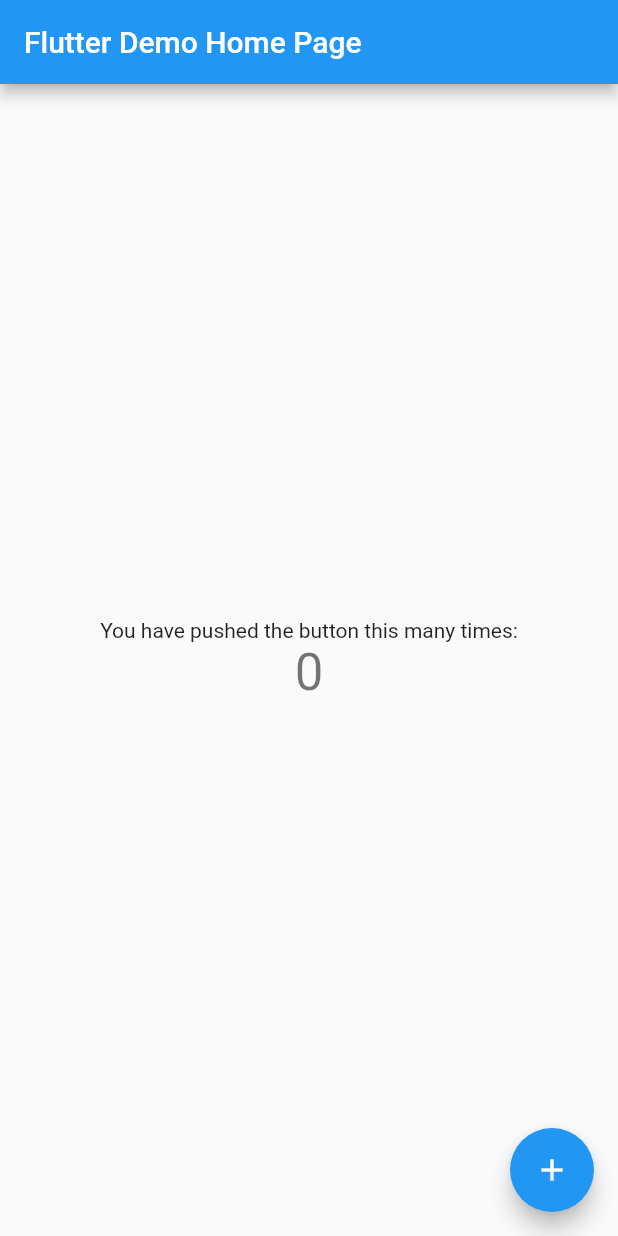
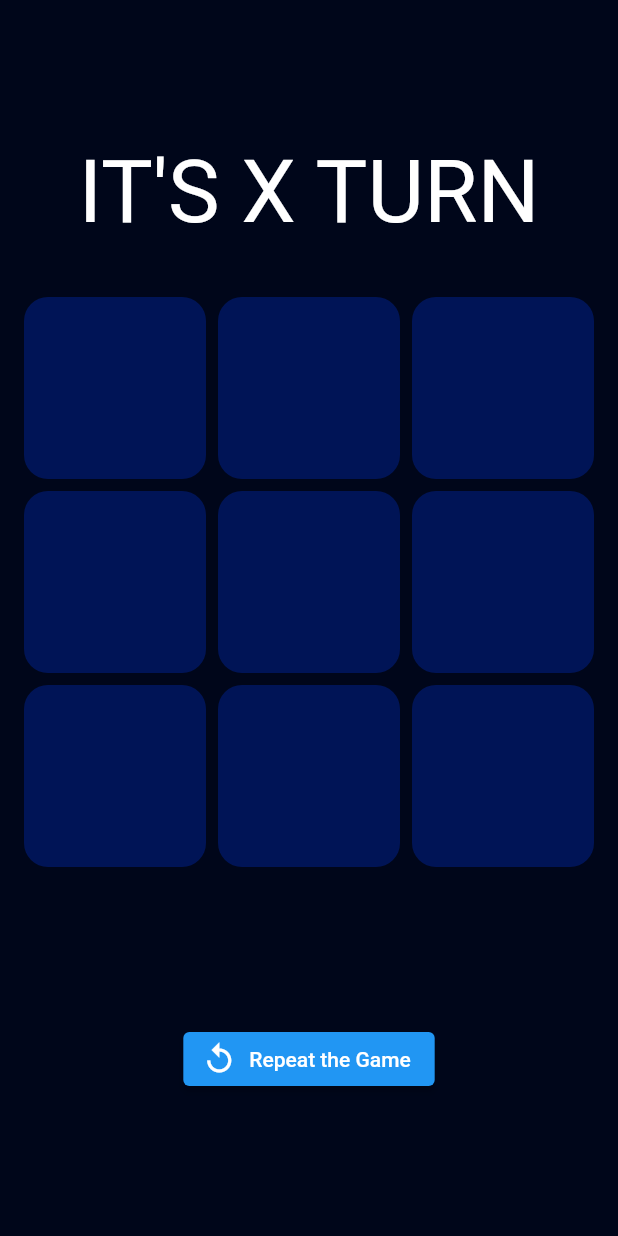
Before and after one commit to sanika30chandode/TicTacToe, a Flutter app: the screen it shows after launch, on a phone screen of 412 x 824 dp. Run offline on Flutter 3.47's test engine with Material 2 defaults, Android fonts, the phone set to English and light mode, and no system bars.

Commit message:
app updated

```diff
--- a/tic_tac_toe/lib/main.dart
+++ b/tic_tac_toe/lib/main.dart
@@ -1,4 +1,6 @@
 import 'package:flutter/material.dart';
+import 'package:tic_tac_toe/ui/theme/color.dart';
+import 'package:tic_tac_toe/utils/gamelogic.dart';
 
 void main() {
   runApp(const MyApp());
@@ -11,57 +13,152 @@ class MyApp extends StatelessWidget {
   @override
   Widget build(BuildContext context) {
     return MaterialApp(
-      title: 'Flutter Demo',
-      theme: ThemeData(
-        primarySwatch: Colors.blue,
-      ),
-      home: const MyHomePage(title: 'Flutter Demo Home Page'),
+      home: GameScreen(),
     );
   }
 }
 
-class MyHomePage extends StatefulWidget {
-  const MyHomePage({Key? key, required this.title}) : super(key: key);
-  final String title;
+class GameScreen extends StatefulWidget {
+  const GameScreen({Key? key}) : super(key: key);
 
   @override
-  State<MyHomePage> createState() => _MyHomePageState();
+  State<GameScreen> createState() => _GameScreenState();
 }
 
-class _MyHomePageState extends State<MyHomePage> {
-  int _counter = 0;
+class _GameScreenState extends State<GameScreen> {
+  //adding the necessary variables
+  String lastValue = "X";
+  bool gameOver = false;
+  int turn = 0; // the number of turn
+  String result = "";
+  List<int> scoreboard = [0, 0, 0, 0, 0, 0, 0, 0];
+  // the score are for the different combination of the game[row 1,2,3, Col 1, 2,3, Diagonal 1, 2]
 
-  void _incrementCounter() {
-    setState(() {
-      _counter++;
-    });
+  //let's declare a new Game components
+  Game game = Game();
+
+  //let's initiate the GameBoard
+  @override
+  void initState() {
+    //TODO: implement initState
+    super.initState();
+    game.board = Game.initGameBoard();
+    print(game.board);
   }
 
   @override
   Widget build(BuildContext context) {
+    double boardWidth = MediaQuery.of(context).size.width;
     return Scaffold(
-      appBar: AppBar(
-        title: Text(widget.title),
-      ),
-      body: Center(
-        child: Column(
+        //the first step is organise our project folder structure
+        backgroundColor: MainColor.primaryColor,
+        body: Column(
           mainAxisAlignment: MainAxisAlignment.center,
-          children: <Widget>[
-            const Text(
-              'You have pushed the button this many times:',
+          crossAxisAlignment: CrossAxisAlignment.center,
+          children: [
+            Text(
+              "It's $lastValue Turn".toUpperCase(),
+              style: TextStyle(
+                color: Colors.white,
+                fontSize: 58,
+              ),
+            ),
+            SizedBox(
+              height: 20.0,
+            ),
+            // now we will make the game board
+            // but first we will create a Game class that will contain all the data and method that we will be going to need
+            Container(
+              width: boardWidth,
+              height: boardWidth,
+              child: GridView.count(
+                crossAxisCount: Game.boardlength ~/
+                    3, // the ~/ operator alllows you to integer and return and int as a result
+                padding: EdgeInsets.all(16.0),
+                mainAxisSpacing: 8.0,
+                crossAxisSpacing: 8.0,
+                children: List.generate(Game.boardlength, (index) {
+                  return InkWell(
+                    onTap: gameOver
+                        ? null
+                        : () {
+                            //when we click we need to add new value to the board and refresh the screen
+                            //1
+                            //2
+                            //3
+                            //3 now let's create a button to repeat the game
+                            // 2 now we need to apply the the click only if the field is empty
+
+                            //1 we also need to toggle the player
+
+                            if (game.board![index] == "") {
+                              setState(() {
+                                game.board![index] = lastValue;
+                                turn++;
+                                gameOver = game.winnerCheck(
+                                    lastValue, index, scoreboard, 3);
+                                if (gameOver) {
+                                  result = "$lastValue is the Winner";
+                                } else if (!gameOver && turn == 9) {
+                                  result = "It's a Draw!";
+                                  gameOver = true;
+                                }
+                                if (lastValue == "X")
+                                  lastValue = "0";
+                                else
+                                  lastValue = "X";
+                              });
+                            }
+                          },
+                    child: Container(
+                      width: Game.blockSize,
+                      height: Game.blockSize,
+                      decoration: BoxDecoration(
+                        color: MainColor.secondaryColor,
+                        borderRadius: BorderRadius.circular(16.0),
+                      ),
+                      child: Center(
+                        child: Text(
+                          game.board![index],
+                          style: TextStyle(
+                            color: game.board![index] == "X"
+                                ? Colors.blue
+                                : Colors.pink,
+                            fontSize: 64.0,
+                          ),
+                        ),
+                      ),
+                    ),
+                  );
+                }),
+              ),
+            ),
+            SizedBox(
+              height: 25.0,
             ),
             Text(
-              '$_counter',
-              style: Theme.of(context).textTheme.headline4,
+              result,
+              style: TextStyle(
+                color: Colors.white,
+                fontSize: 54.0,
+              ),
+            ),
+            ElevatedButton.icon(
+              onPressed: () {
+                setState(() {
+                  //erase the board
+                  game.board = Game.initGameBoard();
+                  lastValue = "X";
+                  gameOver = false;
+                  turn = 0;
+                  result = "";
+                  scoreboard = [0, 0, 0, 0, 0, 0, 0, 0];
+                });
+              },
+              icon: Icon(Icons.replay),
+              label: Text("Repeat the Game"),
             ),
           ],
-        ),
-      ),
-      floatingActionButton: FloatingActionButton(
-        onPressed: _incrementCounter,
-        tooltip: 'Increment',
-        child: const Icon(Icons.add),
-      ),
-    );
+        ));
   }
 }
--- /dev/null
+++ b/tic_tac_toe/lib/ui/theme/color.dart
@@ -0,0 +1,8 @@
+//now let's add the color that we will need to poject
+import 'package:flutter/material.dart';
+
+class MainColor {
+  static Color primaryColor = Color(0xFF00061a);
+  static Color secondaryColor = Color(0xFF001456);
+  static Color accentColor = Color(0xFF4169e8);
+}
--- /dev/null
+++ b/tic_tac_toe/lib/utils/gamelogic.dart
@@ -0,0 +1,39 @@
+class Player {
+  static const x = "X";
+  static const o = "O";
+  static const empty = "";
+}
+
+class Game {
+  static final boardlength = 9; //we will create a board of 3*3 blocks
+  static final blockSize = 100.0;
+
+  //Creating the empty board
+  List<String>? board;
+
+  static List<String>? initGameBoard() =>
+      List.generate(boardlength, (index) => Player.empty);
+
+  // now we need to check the build the winner check algorithm
+  // for this we need first to declare a scoreboard in our main file
+
+  bool winnerCheck(
+      String player, int index, List<int> scoreboard, int gridSize) {
+    //first let's declare the row and col
+    int row = index ~/ 3;
+    int col = index % 3;
+    int score = player == "X" ? 1 : -1;
+
+    scoreboard[row] += score;
+    scoreboard[gridSize + col] += score;
+    if (row == col) scoreboard[2 * gridSize] += score;
+    if (gridSize - 1 - col == row) scoreboard[2 * gridSize + 1] += score;
+
+    //checking if we have 3 or -3 in the score board
+    if (scoreboard.contains(3) || scoreboard.contains(-3)) {
+      return true;
+    }
+    ;
+    return false;
+  }
+}
```
